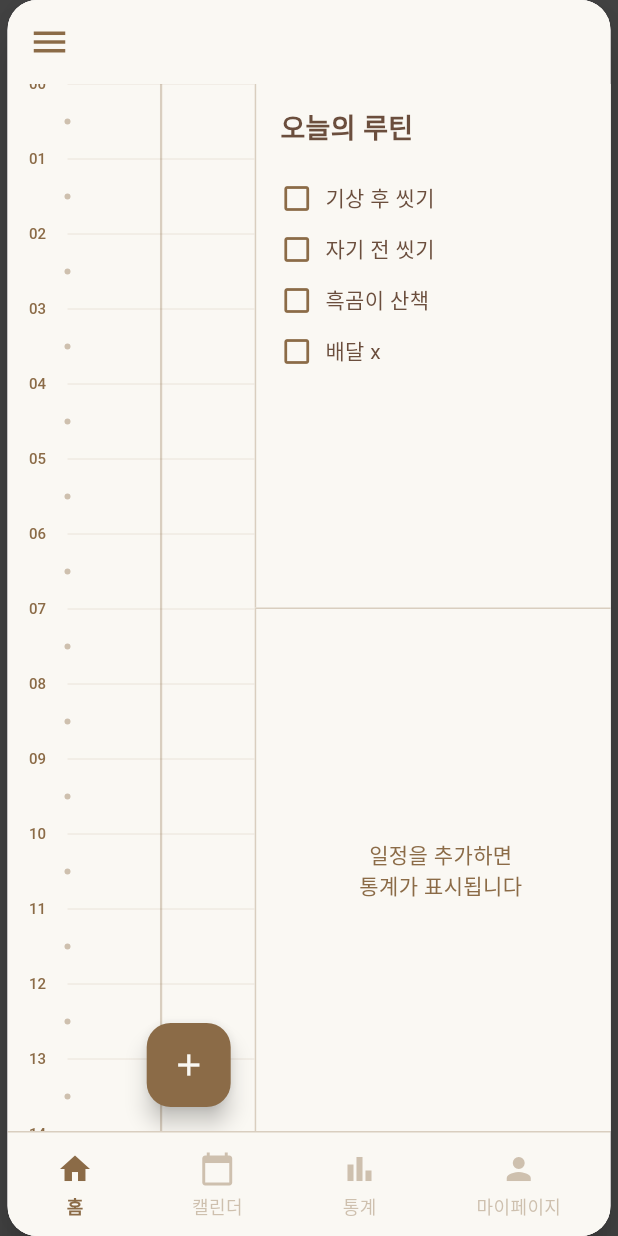
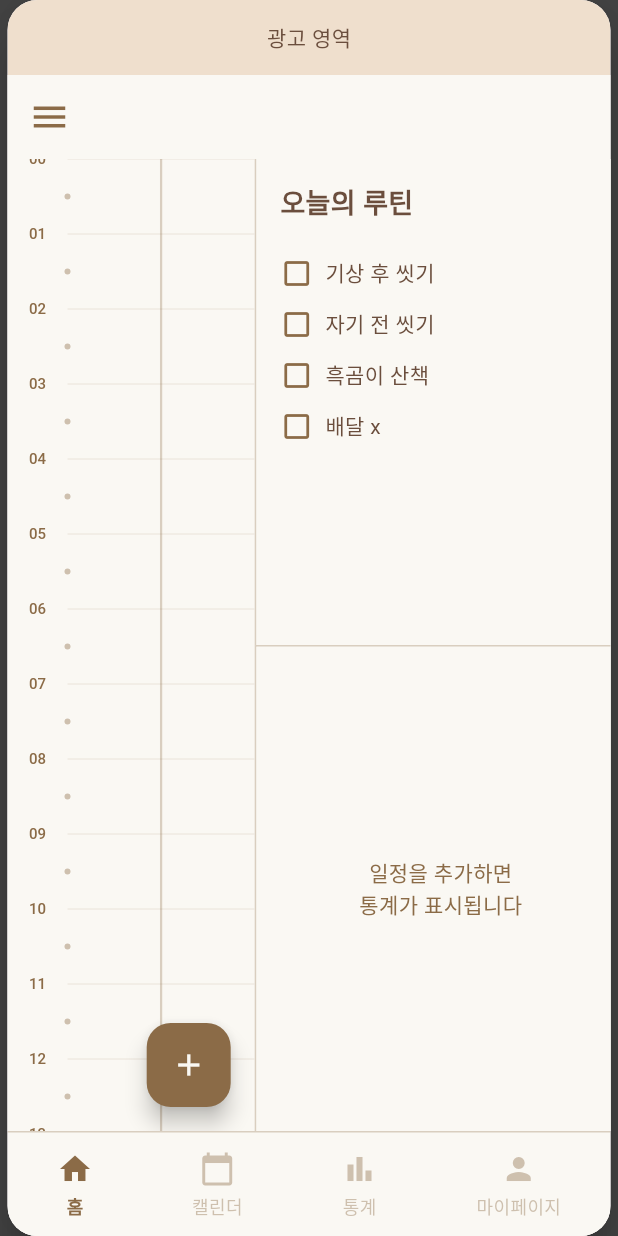
Before and after one commit to jam9582/todo, a Flutter app: the screen it shows after launch, on a phone screen of 412 x 824 dp. Run offline on Flutter 3.47's test engine with Material 3 defaults, Android fonts, the phone set to English and light mode, and no system bars.

Commit message:
feat: 캘린더/통계/마이페이지 pages 구현, 기존 파일명 정리

```diff
--- /dev/null
+++ b/lib/layouts/bottom_navigation_bar.dart
@@ -0,0 +1,67 @@
+import 'package:flutter/material.dart';
+import '../utils/constants.dart';
+
+class CustomBottomNavigationBar extends StatelessWidget {
+  final int currentIndex;
+  final Function(int) onTap;
+
+  const CustomBottomNavigationBar({
+    super.key,
+    required this.currentIndex,
+    required this.onTap,
+  });
+
+  @override
+  Widget build(BuildContext context) {
+    return Container(
+      height: 70,
+      decoration: BoxDecoration(
+        color: AppColors.background,
+        border: Border(
+          top: BorderSide(
+            color: AppColors.primaryBrown.withValues(alpha: 0.3),
+            width: 1,
+          ),
+        ),
+      ),
+      child: Row(
+        mainAxisAlignment: MainAxisAlignment.spaceAround,
+        children: [
+          _buildNavItem(Icons.home, '홈', 0),
+          _buildNavItem(Icons.calendar_today, '캘린더', 1),
+          _buildNavItem(Icons.bar_chart, '통계', 2),
+          _buildNavItem(Icons.person, '마이페이지', 3),
+        ],
+      ),
+    );
+  }
+
+  Widget _buildNavItem(IconData icon, String label, int index) {
+    final isActive = currentIndex == index;
+    return GestureDetector(
+      onTap: () => onTap(index),
+      child: Container(
+        padding: const EdgeInsets.symmetric(horizontal: 16, vertical: 8),
+        child: Column(
+          mainAxisSize: MainAxisSize.min,
+          children: [
+            Icon(
+              icon,
+              color: isActive ? AppColors.primaryBrown : AppColors.primaryBrown.withValues(alpha: 0.4),
+              size: 24,
+            ),
+            const SizedBox(height: 4),
+            Text(
+              label,
+              style: TextStyle(
+                color: isActive ? AppColors.primaryBrown : AppColors.primaryBrown.withValues(alpha: 0.4),
+                fontSize: 12,
+                fontWeight: isActive ? FontWeight.bold : FontWeight.normal,
+              ),
+            ),
+          ],
+        ),
+      ),
+    );
+  }
+}
--- /dev/null
+++ b/lib/layouts/main_layout.dart
@@ -0,0 +1,73 @@
+import 'package:flutter/material.dart';
+import '../pages/home_page.dart';
+import '../pages/calendar_page.dart';
+import '../pages/statistics_page.dart';
+import '../pages/my_page.dart';
+import 'bottom_navigation_bar.dart';
+import '../utils/constants.dart';
+
+class MainLayout extends StatefulWidget {
+  final bool isPremiumUser; // 유료 사용자 여부
+
+  const MainLayout({
+    super.key,
+    this.isPremiumUser = false, // 기본값: 무료 사용자
+  });
+
+  @override
+  State<MainLayout> createState() => _MainLayoutState();
+}
+
+class _MainLayoutState extends State<MainLayout> {
+  int _currentIndex = 0;
+
+  // 페이지 목록
+  final List<Widget> _pages = const [
+    HomePage(),
+    CalendarPage(),
+    StatisticsPage(),
+    MyPage(),
+  ];
+
+  void _onNavigationTap(int index) {
+    setState(() {
+      _currentIndex = index;
+    });
+  }
+
+  @override
+  Widget build(BuildContext context) {
+    return Scaffold(
+      body: Column(
+        children: [
+          // 최상단: 광고 영역 (유료 사용자면 숨김)
+          if (!widget.isPremiumUser)
+            Container(
+              height: 50,
+              color: AppColors.lightBrown.withValues(alpha: 0.3),
+              child: const Center(
+                child: Text(
+                  '광고 영역',
+                  style: TextStyle(
+                    color: AppColors.darkBrown,
+                    fontSize: 14,
+                  ),
+                ),
+              ),
+            ),
+
+          // 중간: 페이지 내용 (자동으로 확장됨)
+          Expanded(
+            child: _pages[_currentIndex],
+          ),
+
+          // 최하단: 네비게이션 바 (항상 고정)
+          CustomBottomNavigationBar(
+            currentIndex: _currentIndex,
+            onTap: _onNavigationTap,
+          ),
+        ],
+      ),
+    );
+  }
+}
--- a/lib/main.dart
+++ b/lib/main.dart
@@ -1,5 +1,5 @@
 import 'package:flutter/material.dart';
-import 'screens/schedule_screen.dart';
+import 'layouts/main_layout.dart';
 import 'utils/constants.dart';
 
 void main() {
@@ -32,7 +32,7 @@ class ProtoApp extends StatelessWidget {
             child: const SizedBox(
               width: 402,
               height: 874,
-              child: ScheduleScreen(), // 실제 앱 화면
+              child: MainLayout(), // 실제 앱 화면
             ),
           ),
         ),
--- a/lib/screens/schedule_screen.dart
+++ b/lib/pages/home_page.dart
@@ -8,14 +8,14 @@ import '../widgets/statistics/statistics_panel.dart';
 import '../utils/constants.dart';
 import '../utils/time_utils.dart';
 
-class ScheduleScreen extends StatefulWidget {
-  const ScheduleScreen({super.key});
+class HomePage extends StatefulWidget {
+  const HomePage({super.key});
 
   @override
-  State<ScheduleScreen> createState() => _ScheduleScreenState();
+  State<HomePage> createState() => _HomePageState();
 }
 
-class _ScheduleScreenState extends State<ScheduleScreen> {
+class _HomePageState extends State<HomePage> {
   // --- 상태 변수 ---
 
   /// 저장된 모든 일정
@@ -86,12 +86,9 @@ class _ScheduleScreenState extends State<ScheduleScreen> {
         ),
       ),
       backgroundColor: AppColors.background,
-      body: Column(
+      body: Row(
+        crossAxisAlignment: CrossAxisAlignment.start,
         children: [
-          Expanded(
-            child: Row(
-              crossAxisAlignment: CrossAxisAlignment.start,
-              children: [
           // 1. 왼쪽 1/3: 스크롤 가능한 타임라인 & 블록 영역
           Container(
             width: leftWidth,
@@ -271,64 +268,7 @@ class _ScheduleScreenState extends State<ScheduleScreen> {
               ],
             ),
           ),
-              ],
-            ),
-          ),
-          // 네비게이션 바
-          Container(
-            height: 70,
-            decoration: BoxDecoration(
-              color: AppColors.background,
-              border: Border(
-                top: BorderSide(
-                  color: AppColors.primaryBrown.withValues(alpha: 0.3),
-                  width: 1,
-                ),
-              ),
-            ),
-            child: Row(
-              mainAxisAlignment: MainAxisAlignment.spaceAround,
-              children: [
-                _buildNavItem(Icons.home, '홈', true),
-                _buildNavItem(Icons.calendar_today, '캘린더', false),
-                _buildNavItem(Icons.bar_chart, '통계', false),
-                _buildNavItem(Icons.person, '마이페이지', false),
-              ],
-            ),
-          ),
         ],
-      ),
-    );
-  }
-
-  // --- 네비게이션 바 아이템 빌더 ---
-
-  Widget _buildNavItem(IconData icon, String label, bool isActive) {
-    return GestureDetector(
-      onTap: () {
-        // 네비게이션 기능은 나중에 구현
-      },
-      child: Container(
-        padding: const EdgeInsets.symmetric(horizontal: 16, vertical: 8),
-        child: Column(
-          mainAxisSize: MainAxisSize.min,
-          children: [
-            Icon(
-              icon,
-              color: isActive ? AppColors.primaryBrown : AppColors.primaryBrown.withValues(alpha: 0.4),
-              size: 24,
-            ),
-            const SizedBox(height: 4),
-            Text(
-              label,
-              style: TextStyle(
-                color: isActive ? AppColors.primaryBrown : AppColors.primaryBrown.withValues(alpha: 0.4),
-                fontSize: 12,
-                fontWeight: isActive ? FontWeight.bold : FontWeight.normal,
-              ),
-            ),
-          ],
-        ),
       ),
     );
   }
```
Also changed, not shown: lib/pages/calendar_page.dart (added, +33 -0 lines), lib/pages/my_page.dart (added, +33 -0 lines), lib/pages/statistics_page.dart (added, +33 -0 lines).
